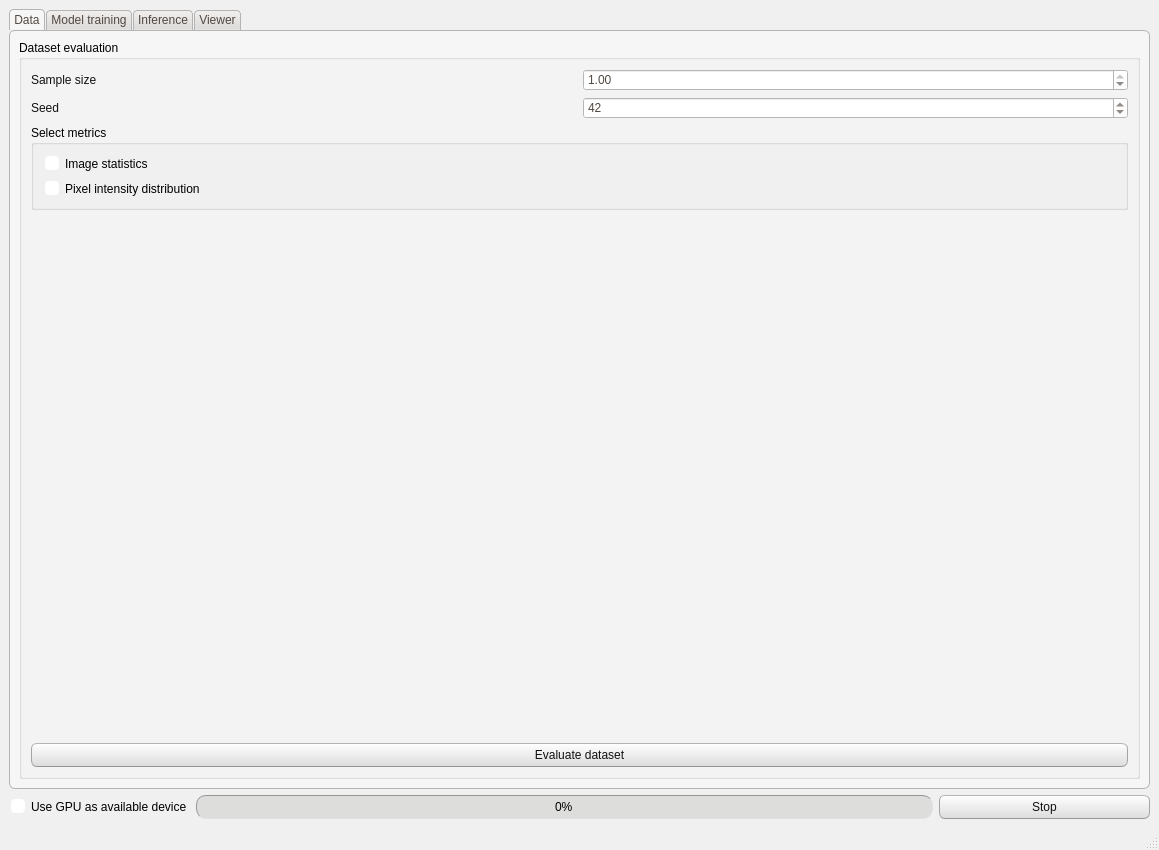
The window that FEXT/app/src/window_layout.ui (CTCycle/FEXT-Autoencoder) describes before a commit, drawn with Qt 5.
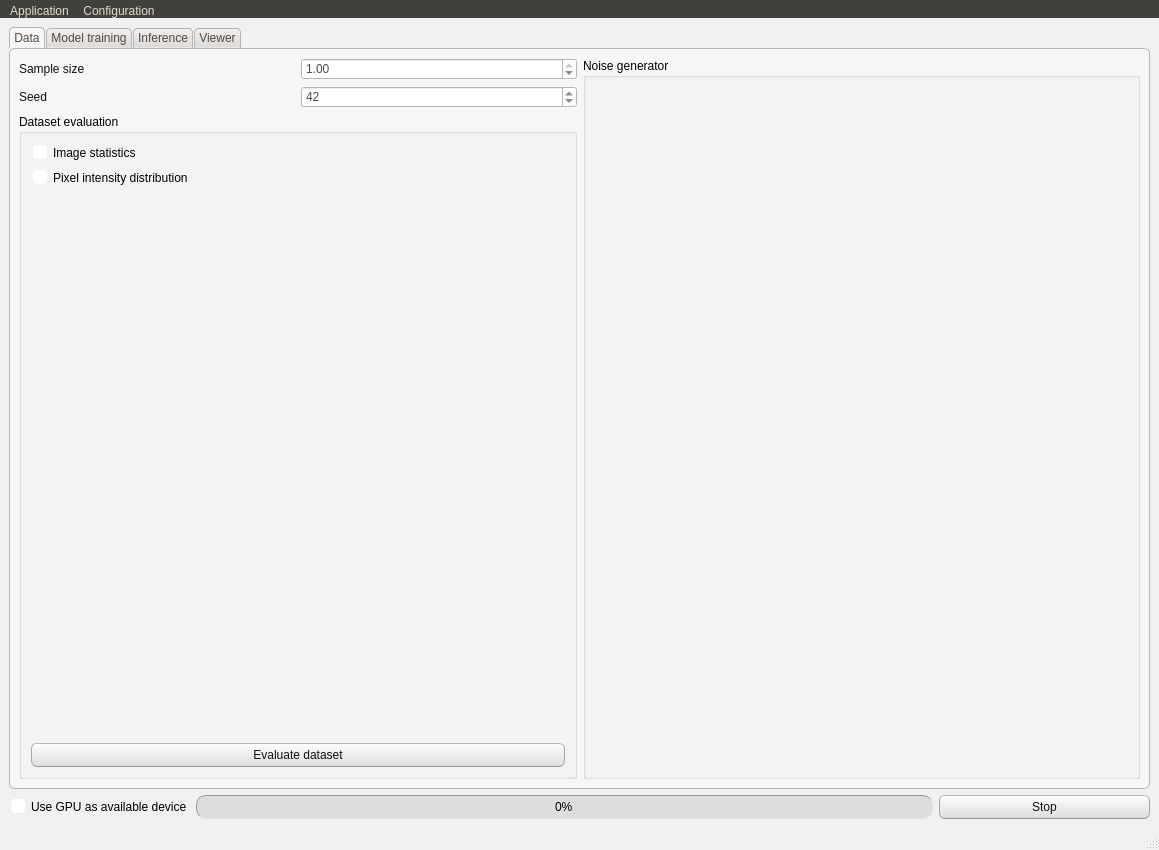
The same window after the commit.

```diff
--- a/FEXT/app/src/window_layout.ui
+++ b/FEXT/app/src/window_layout.ui
@@ -528,13 +528,9 @@
        <attribute name="title">
         <string>Data</string>
        </attribute>
-       <layout class="QGridLayout" name="gridLayout_4">
-        <item row="0" column="0">
-         <widget class="QGroupBox" name="datasetEvalGroup">
-          <property name="title">
-           <string>Dataset evaluation</string>
-          </property>
-          <layout class="QVBoxLayout" name="verticalLayout_7">
+       <layout class="QHBoxLayout" name="horizontalLayout_24">
+        <item>
+         <layout class="QVBoxLayout" name="verticalLayout">
            <item>
             <layout class="QHBoxLayout" name="horizontalLayout">
              <item>
@@ -578,11 +574,11 @@
             </layout>
            </item>
            <item>
-            <widget class="QGroupBox" name="datasetMetricsGroup">
+           <widget class="QGroupBox" name="datasetEvalGroup">
              <property name="title">
-              <string>Select metrics</string>
-             </property>
-             <layout class="QVBoxLayout" name="verticalLayout">
+             <string>Dataset evaluation</string>
+            </property>
+            <layout class="QVBoxLayout" name="verticalLayout_7">
               <item>
                <widget class="QCheckBox" name="checkBox">
                 <property name="toolTip">
@@ -603,9 +599,6 @@
                 </property>
                </widget>
               </item>
-             </layout>
-            </widget>
-           </item>
            <item>
             <spacer name="verticalSpacer">
              <property name="orientation">
@@ -613,8 +606,8 @@
              </property>
              <property name="sizeHint" stdset="0">
               <size>
-               <width>218</width>
-               <height>454</height>
+                 <width>20</width>
+                 <height>40</height>
               </size>
              </property>
             </spacer>
@@ -630,6 +623,15 @@
          </widget>
         </item>
        </layout>
+        </item>
+        <item>
+         <widget class="QGroupBox" name="groupBox_12">
+          <property name="title">
+           <string>Noise generator</string>
+          </property>
+         </widget>
+        </item>
+       </layout>
       </widget>
       <widget class="QWidget" name="trainTab">
        <attribute name="title">
@@ -1659,6 +1661,21 @@
      <height>26</height>
     </rect>
    </property>
+   <widget class="QMenu" name="menuApp">
+    <property name="title">
+     <string>Application</string>
+    </property>
+    <addaction name="actionReloadApp"/>
+   </widget>
+   <widget class="QMenu" name="menuConfiguration">
+    <property name="title">
+     <string>Configuration</string>
+    </property>
+    <addaction name="actionSaveConfig"/>
+    <addaction name="actionLoadConfig"/>
+   </widget>
+   <addaction name="menuApp"/>
+   <addaction name="menuConfiguration"/>
   </widget>
   <widget class="QStatusBar" name="statusbar"/>
  </widget>
```
Left out of the diff: 26 changed lines with no effect on the pictures. Lines whose indentation alone changed are shown as unchanged.
